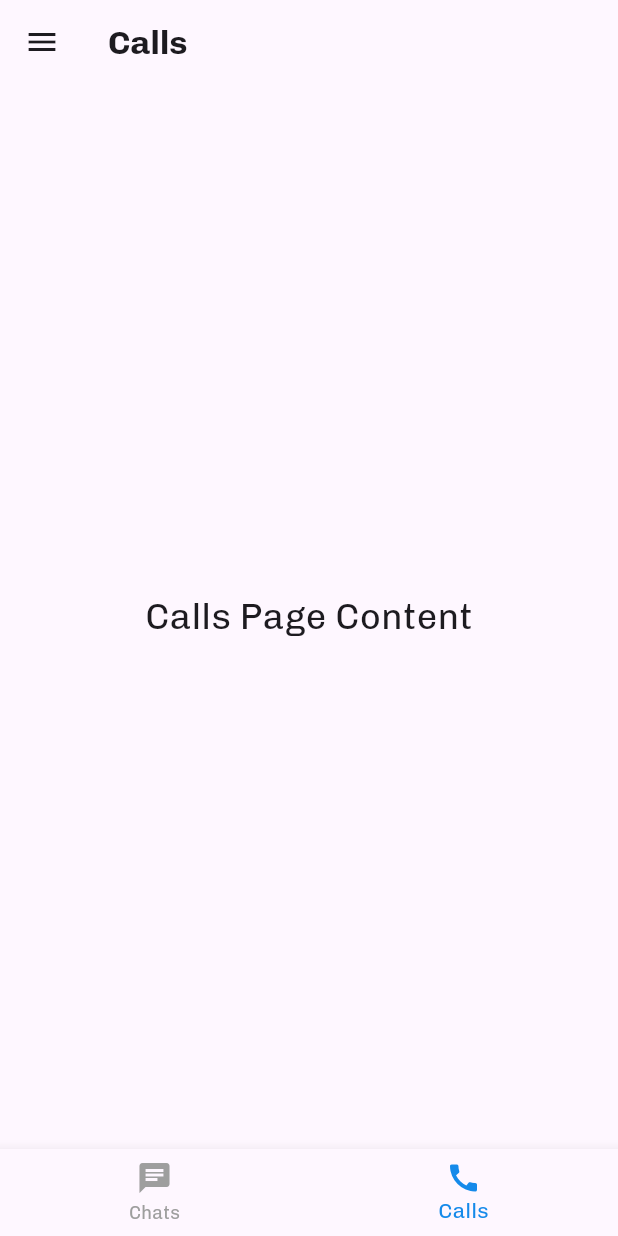
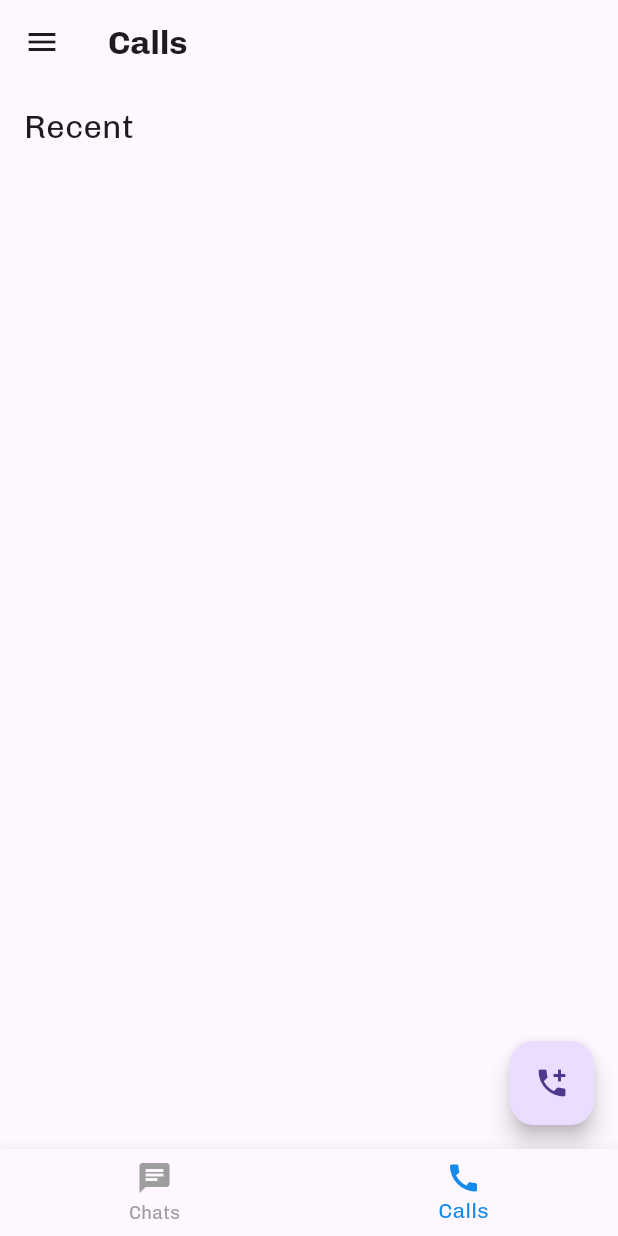
Before and after one commit to arafat-mahmud/chatspot, a Flutter app: the HomePage screen opened directly, item 2 of the bottom bar chosen, on a phone screen of 412 x 824 dp. Run offline on Flutter 3.47's test engine with Material 3 defaults, Android fonts, the phone set to English and light mode, and no system bars; our stand-ins replace emoji_picker_flutter.

Commit message:
update calls

```diff
--- a/lib/chats&calls_button.dart
+++ b/lib/chats&calls_button.dart
@@ -1,7 +1,7 @@
 import 'package:flutter/material.dart';
 import 'drawer_button.dart'; // Import the CustomDrawer
 import 'views/chat/chat_screen.dart'; // Import the ChatsPage
-import 'views/chat/call_screen.dart'; // Import the CallsPage
+import 'views/chat/call_screen.dart'; // Import the CallScreen instead of CallsPage
 
 class HomePage extends StatefulWidget {
   @override
@@ -13,7 +13,7 @@ class _HomePageState extends State<HomePage> {
 
   static final List<Widget> _pages = <Widget>[
     ChatsPage(),
-    CallsPage(),
+    CallScreen(),
   ];
 
   static const List<String> _titles = <String>[
--- a/lib/views/chat/call_screen.dart
+++ b/lib/views/chat/call_screen.dart
@@ -1,14 +1,51 @@
 import 'package:flutter/material.dart';
 
-class CallsPage extends StatelessWidget {
+// Define a CallRecord class to hold call details
+class CallRecord {
+  final String caller;
+  final String time;
+  // Add more fields as necessary
+
+  CallRecord(this.caller, this.time);
+}
+
+class CallScreen extends StatefulWidget {
+  @override
+  _CallScreenState createState() => _CallScreenState();
+}
+
+class _CallScreenState extends State<CallScreen> {
+  List<CallRecord> callHistory = []; // List to store call records
+
+  // Function to add a call record
+  void addCallRecord(String caller) {
+    String time = DateTime.now().toString(); // Get current time
+    setState(() {
+      callHistory.add(CallRecord(caller, time)); // Add new record
+    });
+  }
+
   @override
   Widget build(BuildContext context) {
     return Scaffold(
-      body: Center(
-        child: Text(
-          'Calls Page Content',
-          style: TextStyle(fontSize: 24.0),
-        ),
+      appBar: AppBar(
+        title: Text('Recent'),
+      ),
+      body: ListView.builder(
+        itemCount: callHistory.length,
+        itemBuilder: (context, index) {
+          return ListTile(
+            title: Text(callHistory[index].caller),
+            subtitle: Text(callHistory[index].time),
+          );
+        },
+      ),
+      // Call this function when a call ends
+      floatingActionButton: FloatingActionButton(
+        onPressed: () {
+          addCallRecord('John Doe'); // Example caller
+        },
+        child: Icon(Icons.add_call),
       ),
     );
   }
```
